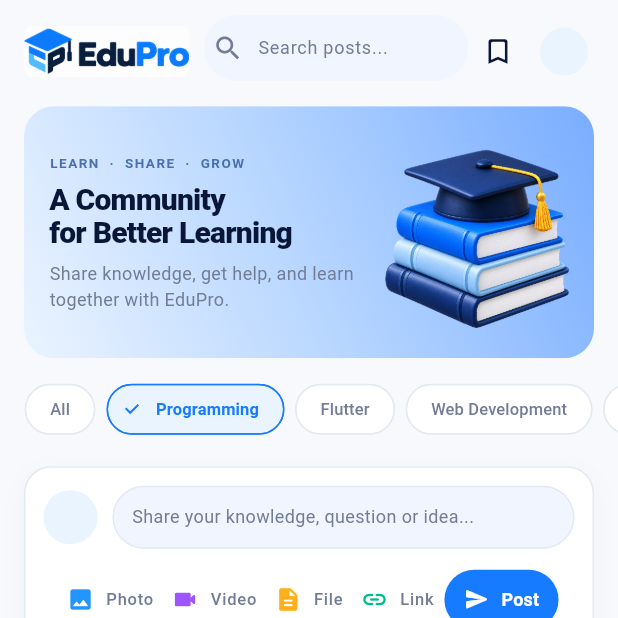
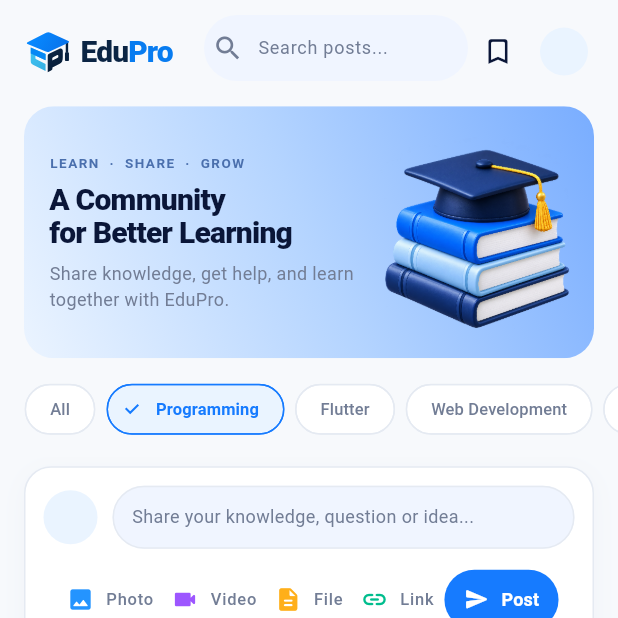
Before and after one commit to EduProTeam/edupro-mobile-app, a Flutter app: the HomeShellScreen screen opened directly, after a tap on "Programming", on a phone screen of 412 x 824 dp, the top half of it. Run offline on Flutter 3.47's test engine with Material 3 defaults, Android fonts, the phone set to English and light mode, and no system bars; our stand-ins replace cloud_firestore, file_picker, firebase_auth, firebase_core, flutter_svg, image_picker and 3 more; accounts and stored records are empty.

Commit message:
Ui update

```diff
--- a/lib/features/home/presentation/widgets/home_community_widgets.dart
+++ b/lib/features/home/presentation/widgets/home_community_widgets.dart
@@ -1,6 +1,7 @@
 import 'package:flutter/material.dart';
 import 'package:edupro_mobile_app/core/theme/app_colors.dart';
 
+import '../../../../shared/branding/edupro_brand.dart';
 import '../../../posts/services/post_service.dart';
 
 const _blue = Color(0xFF167BFF);
@@ -26,20 +27,20 @@ class HomeFeedHeader extends StatelessWidget {
       final brand = Semantics(
         label: 'EduPro',
         image: true,
-        child: ClipRRect(
-          borderRadius: BorderRadius.circular(6),
-          child: SizedBox(
-            width: 110,
-            height: 34,
-            child: OverflowBox(
-              maxWidth: 137,
-              maxHeight: 77,
-              child: Image.asset(
-                'assets/images/edupro_graduation_logo.png',
-                width: 137,
-                height: 77,
-                excludeFromSemantics: true,
-              ),
+        excludeSemantics: true,
+        child: SizedBox(
+          width: 110,
+          height: 34,
+          child: FittedBox(
+            fit: BoxFit.scaleDown,
+            alignment: Alignment.centerLeft,
+            child: const Row(
+              mainAxisSize: MainAxisSize.min,
+              children: [
+                EduProMark(size: 34),
+                SizedBox(width: 4),
+                EduProWordmark(fontSize: 20),
+              ],
             ),
           ),
         ),
--- a/lib/features/profile/presentation/widgets/profile_dashboard.dart
+++ b/lib/features/profile/presentation/widgets/profile_dashboard.dart
@@ -1,6 +1,7 @@
 import 'package:flutter/material.dart';
 
 import '../../../../core/theme/app_colors.dart';
+import '../../../../shared/branding/edupro_brand.dart';
 
 const _blue = Color(0xFF167BFF);
 
@@ -253,24 +254,23 @@ class _BrandHeader extends StatelessWidget {
     child: Row(
       mainAxisAlignment: MainAxisAlignment.spaceBetween,
       children: [
-        // Display the supplied logo without its surrounding white margins.
         Semantics(
           label: 'EduPro',
           image: true,
-          child: ClipRRect(
-            borderRadius: BorderRadius.circular(8),
-            child: SizedBox(
-              width: 154,
-              height: 44,
-              child: OverflowBox(
-                maxWidth: 192,
-                maxHeight: 108,
-                child: Image.asset(
-                  'assets/images/edupro_graduation_logo.png',
-                  width: 192,
-                  height: 108,
-                  excludeFromSemantics: true,
-                ),
+          excludeSemantics: true,
+          child: SizedBox(
+            width: 154,
+            height: 44,
+            child: FittedBox(
+              fit: BoxFit.scaleDown,
+              alignment: Alignment.centerLeft,
+              child: const Row(
+                mainAxisSize: MainAxisSize.min,
+                children: [
+                  EduProMark(size: 34),
+                  SizedBox(width: 4),
+                  EduProWordmark(fontSize: 20),
+                ],
               ),
             ),
           ),
```
Also changed, not shown: 1 other file.
